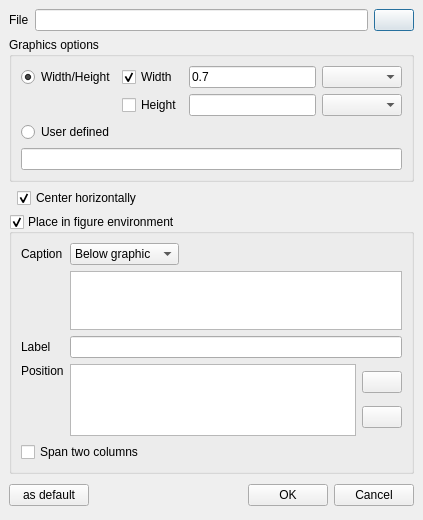
The window that insertgraphics.ui (svn2github/texstudio-trunk) describes before a commit, drawn with Qt 5.
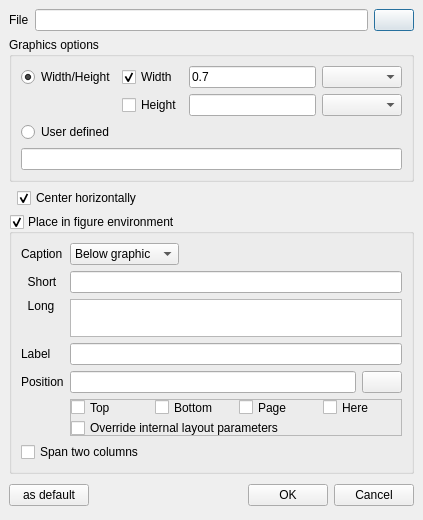
The same window after the commit. Icons and pictures are not drawn.

Commit message: Insert graphics wizard: add short caption, change GUI for placement

```diff
--- a/insertgraphics.ui
+++ b/insertgraphics.ui
@@ -237,7 +237,7 @@
         </item>
        </widget>
       </item>
-      <item row="0" column="3">
+      <item row="0" column="2">
        <spacer name="horizontalSpacer">
         <property name="orientation">
          <enum>Qt::Horizontal</enum>
@@ -250,7 +250,7 @@
         </property>
        </spacer>
       </item>
-      <item row="1" column="1" colspan="3">
+      <item row="2" column="1" colspan="2">
        <widget class="QPlainTextEdit" name="teCaption">
         <property name="sizePolicy">
          <sizepolicy hsizetype="Expanding" vsizetype="Expanding">
@@ -258,125 +258,138 @@
           <verstretch>1</verstretch>
          </sizepolicy>
         </property>
+        <property name="toolTip">
+         <string>&lt;!DOCTYPE HTML PUBLIC &quot;-//W3C//DTD HTML 4.0//EN&quot; &quot;http://www.w3.org/TR/REC-html40/strict.dtd&quot;&gt;
+&lt;html&gt;&lt;head&gt;&lt;meta name=&quot;qrichtext&quot; content=&quot;1&quot; /&gt;&lt;style type=&quot;text/css&quot;&gt;
+p, li { white-space: pre-wrap; }
+&lt;/style&gt;&lt;/head&gt;&lt;body style=&quot; font-family:'MS Shell Dlg 2'; font-size:8.25pt; font-weight:400; font-style:normal;&quot;&gt;
+&lt;p style=&quot; margin-top:0px; margin-bottom:0px; margin-left:0px; margin-right:0px; -qt-block-indent:0; text-indent:0px;&quot;&gt;&lt;span style=&quot; font-size:8pt;&quot;&gt;Caption for display next to the image&lt;/span&gt;&lt;/p&gt;&lt;/body&gt;&lt;/html&gt;</string>
+        </property>
        </widget>
       </item>
-      <item row="2" column="0">
+      <item row="3" column="0">
        <widget class="QLabel" name="label_3">
         <property name="text">
          <string>Label</string>
         </property>
        </widget>
       </item>
-      <item row="2" column="1" colspan="3">
+      <item row="3" column="1" colspan="2">
        <widget class="QLineEdit" name="leLabel">
         <property name="toolTip">
          <string>Identifier, which is used to reference the label; e.g. using \ref{thisLabel}</string>
         </property>
        </widget>
       </item>
-      <item row="5" column="0" colspan="2">
+      <item row="14" column="0" colspan="2">
        <widget class="QCheckBox" name="cbSpan">
         <property name="text">
          <string>Span two columns</string>
         </property>
        </widget>
       </item>
-      <item row="3" column="1" rowspan="2" colspan="3">
-       <layout class="QHBoxLayout" name="horizontalLayout">
-        <item>
-         <widget class="QListWidget" name="listPlacement">
-          <property name="sizePolicy">
-           <sizepolicy hsizetype="Expanding" vsizetype="Ignored">
-            <horstretch>0</horstretch>
-            <verstretch>0</verstretch>
-           </sizepolicy>
-          </property>
-          <property name="minimumSize">
-           <size>
-            <width>0</width>
-            <height>72</height>
-           </size>
-          </property>
-          <property name="baseSize">
-           <size>
-            <width>40</width>
-            <height>100</height>
-           </size>
-          </property>
-          <property name="toolTip">
-           <string>Suggest priorities, where the figure should appear.
-
-Here: At this position in the text
-Top: At the top the page
-Bottom: At the bottom of the page
-Page: On a separate page with figures
-
-Note: This order is just a suggestion. If the resulting page layout would be very bad, LaTeX may ignore this. </string>
-          </property>
-          <property name="editTriggers">
-           <set>QAbstractItemView::DoubleClicked|QAbstractItemView::EditKeyPressed</set>
-          </property>
-          <property name="dragDropMode">
-           <enum>QAbstractItemView::InternalMove</enum>
-          </property>
-          <property name="movement">
-           <enum>QListView::Snap</enum>
-          </property>
-          <property name="uniformItemSizes">
-           <bool>true</bool>
-          </property>
-          <property name="sortingEnabled">
-           <bool>false</bool>
-          </property>
-         </widget>
-        </item>
-        <item>
-         <layout class="QVBoxLayout" name="verticalLayout_2">
-          <item>
-           <widget class="QPushButton" name="upButton">
-            <property name="text">
-             <string/>
-            </property>
-            <property name="icon">
-             <iconset resource="texstudio.qrc">
-              <normaloff>:/images/up.png</normaloff>:/images/up.png</iconset>
-            </property>
-           </widget>
-          </item>
-          <item>
-           <widget class="QPushButton" name="downButton">
-            <property name="text">
-             <string/>
-            </property>
-            <property name="icon">
-             <iconset resource="texstudio.qrc">
-              <normaloff>:/images/down.png</normaloff>:/images/down.png</iconset>
-            </property>
-           </widget>
-          </item>
-         </layout>
-        </item>
-       </layout>
-      </item>
-      <item row="3" column="0">
+      <item row="8" column="0">
        <widget class="QLabel" name="label_2">
         <property name="text">
          <string>Position</string>
         </property>
        </widget>
       </item>
-      <item row="4" column="0">
-       <spacer name="verticalSpacer">
-        <property name="orientation">
-         <enum>Qt::Vertical</enum>
+      <item row="9" column="1" colspan="2">
+       <widget class="QFrame" name="placementCheckboxes">
+        <property name="frameShape">
+         <enum>QFrame::StyledPanel</enum>
         </property>
-        <property name="sizeHint" stdset="0">
-         <size>
-          <width>20</width>
-          <height>40</height>
-         </size>
+        <property name="frameShadow">
+         <enum>QFrame::Raised</enum>
         </property>
-       </spacer>
+        <layout class="QGridLayout" name="gridLayout_4">
+         <property name="margin">
+          <number>0</number>
+         </property>
+         <item row="0" column="0">
+          <widget class="QCheckBox" name="cbPlaceTop">
+           <property name="text">
+            <string>Top</string>
+           </property>
+          </widget>
+         </item>
+         <item row="0" column="1">
+          <widget class="QCheckBox" name="cbPlaceBottom">
+           <property name="text">
+            <string>Bottom</string>
+           </property>
+          </widget>
+         </item>
+         <item row="0" column="2">
+          <widget class="QCheckBox" name="cbPlacePage">
+           <property name="text">
+            <string>Page</string>
+           </property>
+          </widget>
+         </item>
+         <item row="0" column="3">
+          <widget class="QCheckBox" name="cbPlaceHere">
+           <property name="text">
+            <string>Here</string>
+           </property>
+          </widget>
+         </item>
+         <item row="1" column="0" colspan="4">
+          <widget class="QCheckBox" name="cbPlaceForce">
+           <property name="text">
+            <string>Override internal layout parameters</string>
+           </property>
+          </widget>
+         </item>
+        </layout>
+       </widget>
+      </item>
+      <item row="8" column="1" colspan="2">
+       <layout class="QHBoxLayout" name="horizontalLayout_4">
+        <item>
+         <widget class="QLineEdit" name="lePlacement"/>
+        </item>
+        <item>
+         <widget class="QPushButton" name="pbPlaceExpand">
+          <property name="text">
+           <string/>
+          </property>
+          <property name="icon">
+           <iconset resource="texstudio.qrc">
+            <normaloff>:/images/up-arrow-circle-silver.png</normaloff>:/images/up-arrow-circle-silver.png</iconset>
+          </property>
+         </widget>
+        </item>
+       </layout>
+      </item>
+      <item row="1" column="1" colspan="2">
+       <widget class="QLineEdit" name="leShortCaption">
+        <property name="toolTip">
+         <string>&lt;!DOCTYPE HTML PUBLIC &quot;-//W3C//DTD HTML 4.0//EN&quot; &quot;http://www.w3.org/TR/REC-html40/strict.dtd&quot;&gt;
+&lt;html&gt;&lt;head&gt;&lt;meta name=&quot;qrichtext&quot; content=&quot;1&quot; /&gt;&lt;style type=&quot;text/css&quot;&gt;
+p, li { white-space: pre-wrap; }
+&lt;/style&gt;&lt;/head&gt;&lt;body style=&quot; font-family:'MS Shell Dlg 2'; font-size:8.25pt; font-weight:400; font-style:normal;&quot;&gt;
+&lt;p style=&quot; margin-top:0px; margin-bottom:0px; margin-left:0px; margin-right:0px; -qt-block-indent:0; text-indent:0px;&quot;&gt;&lt;span style=&quot; font-size:8pt;&quot;&gt;Caption for display in the list of tables&lt;/span&gt;&lt;/p&gt;&lt;/body&gt;&lt;/html&gt;</string>
+        </property>
+       </widget>
+      </item>
+      <item row="1" column="0">
+       <widget class="QLabel" name="label_5">
+        <property name="text">
+         <string>  Short</string>
+        </property>
+       </widget>
+      </item>
+      <item row="2" column="0">
+       <widget class="QLabel" name="label_6">
+        <property name="text">
+         <string>  Long</string>
+        </property>
+        <property name="alignment">
+         <set>Qt::AlignLeading|Qt::AlignLeft|Qt::AlignTop</set>
+        </property>
+       </widget>
       </item>
      </layout>
     </widget>
```
Left out of the diff: 15 changed lines with no effect on the pictures. The commit also changes 3 other files.
